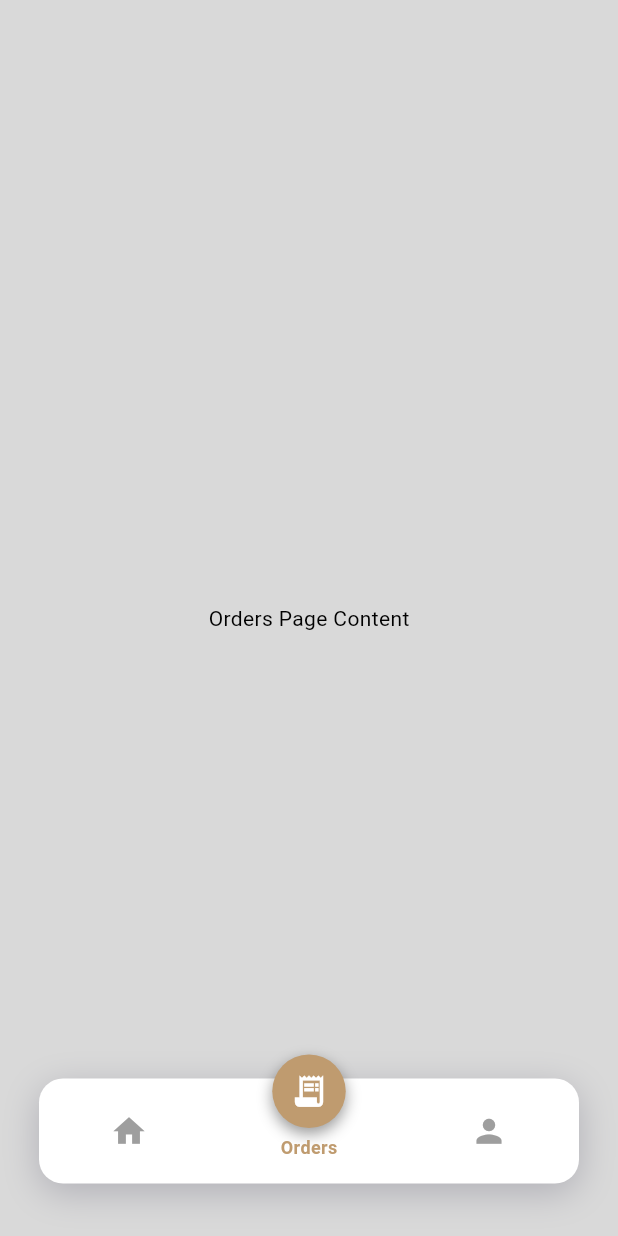
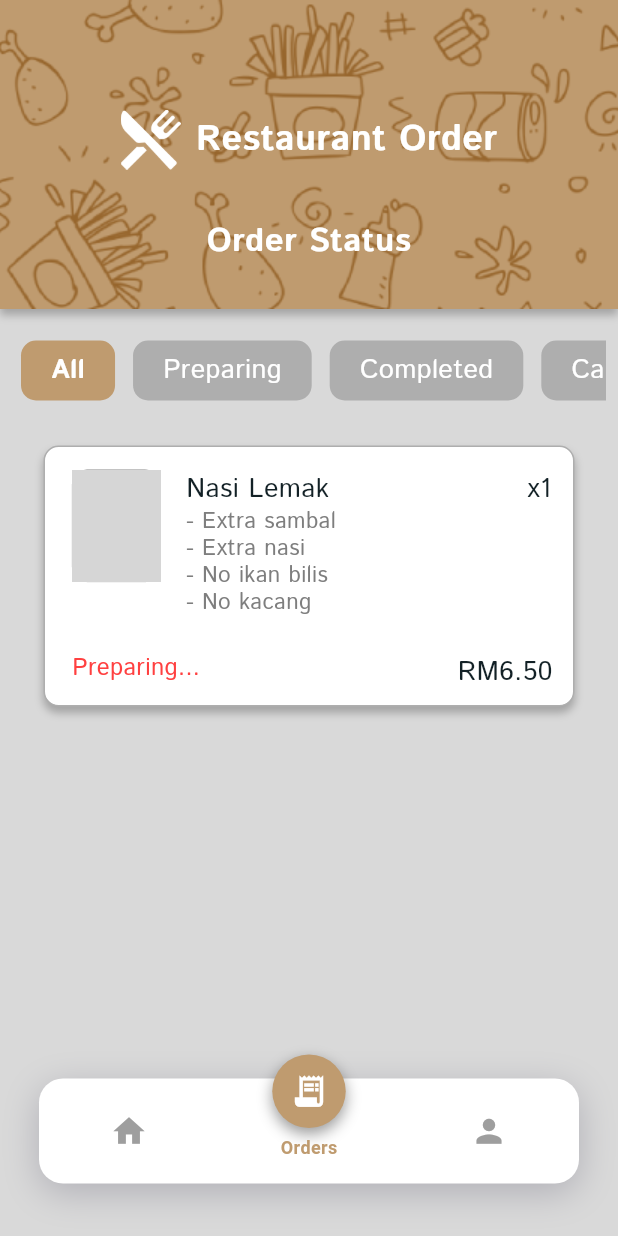
Before and after one commit to notSnova/restaurant_order_system, a Flutter app: the screen it shows after launch, item 2 of the bottom bar chosen, on a phone screen of 412 x 824 dp. Run offline on Flutter 3.47's test engine with Material 3 defaults, Android fonts, the light colour scheme and no system bars; network calls fail; grey boxes are pictures that could not be loaded.

Commit message:
order card + some ui fixes

```diff
--- a/lib/main.dart
+++ b/lib/main.dart
@@ -1,5 +1,6 @@
 import 'package:flutter/material.dart';
 import 'package:restaurant_order_system/pages/home_page.dart';
+import 'package:restaurant_order_system/pages/orders_page.dart';
 import 'package:restaurant_order_system/widgets/tab_bar.dart';
 
 void main() {
@@ -46,12 +47,7 @@ class _MainPageState extends State<MainPage> {
         bodyContent = HomePage(searchController: searchController);
         break;
       case 1:
-        bodyContent = Center(
-          child: Text(
-            'Orders Page Content',
-            style: TextStyle(color: Colors.black),
-          ),
-        );
+        bodyContent = OrdersPage();
         break;
       case 2:
         bodyContent = Center(
--- /dev/null
+++ b/lib/pages/orders_page.dart
@@ -0,0 +1,36 @@
+import 'package:flutter/material.dart';
+import 'package:restaurant_order_system/widgets/order_card.dart';
+import '../widgets/app_bar.dart';
+import '../widgets/category_selector.dart';
+
+import 'dart:developer';
+
+class OrdersPage extends StatelessWidget {
+  const OrdersPage({super.key});
+
+  @override
+  Widget build(BuildContext context) {
+    return ListView(
+      padding: EdgeInsets.zero,
+      children: [
+        // page title
+        CustomAppBar(showSearch: false, pageTitle: 'Order Status'),
+        const SizedBox(height: 16),
+
+        // category selector
+        CategorySelector(
+          categories: ['All', 'Preparing', 'Completed', 'Cancelled', 'History'],
+          onCategorySelected: (label) {
+            log('Selected: $label'); // access the label
+          },
+        ),
+        const SizedBox(height: 25),
+
+        // order card
+        SingleChildScrollView(
+          child: Column(children: [Center(child: OrderCard())]),
+        ),
+      ],
+    );
+  }
+}
--- a/lib/widgets/app_bar.dart
+++ b/lib/widgets/app_bar.dart
@@ -64,9 +64,7 @@ class CustomAppBar extends StatelessWidget {
                   decoration: BoxDecoration(
                     shape: BoxShape.rectangle,
                     image: DecorationImage(
-                      image: AssetImage(
-                        'assets/restaurant-logo-white.png',
-                      ), // Change to your image path
+                      image: AssetImage('assets/restaurant-logo-white.png'),
                       fit: BoxFit.cover,
                     ),
                   ),
@@ -133,13 +131,17 @@ class CustomAppBar extends StatelessWidget {
                         ),
                       ),
                     )
-                    : Text(
-                      pageTitle ?? '',
-                      textAlign: TextAlign.center,
-                      style: const TextStyle(
-                        color: Colors.white,
-                        fontSize: 20,
-                        fontWeight: FontWeight.w500,
+                    : Padding(
+                      padding: const EdgeInsets.only(top: 15.0),
+                      child: Text(
+                        pageTitle ?? '',
+                        textAlign: TextAlign.center,
+                        style: const TextStyle(
+                          color: Colors.white,
+                          fontSize: 22,
+                          fontWeight: FontWeight.w700,
+                          fontFamily: 'Istok Web',
+                        ),
                       ),
                     ),
           ),
--- /dev/null
+++ b/lib/widgets/order_card.dart
@@ -0,0 +1,125 @@
+import 'package:flutter/material.dart';
+
+class OrderCard extends StatelessWidget {
+  const OrderCard({super.key});
+
+  @override
+  Widget build(BuildContext context) {
+    return Container(
+      width: 354,
+      height: 174,
+      margin: const EdgeInsets.only(bottom: 12),
+      child: Stack(
+        children: [
+          Positioned(
+            left: 0,
+            top: 0,
+            child: Container(
+              width: 354,
+              height: 174,
+              decoration: ShapeDecoration(
+                color: Colors.white,
+                shape: RoundedRectangleBorder(
+                  side: BorderSide(width: 1, color: Color(0xFFAEAEAE)),
+                  borderRadius: BorderRadius.circular(10),
+                ),
+                shadows: [
+                  BoxShadow(
+                    color: Color(0x3F000000),
+                    blurRadius: 4,
+                    offset: Offset(0, 4),
+                    spreadRadius: 0,
+                  ),
+                ],
+              ),
+            ),
+          ),
+          Positioned(
+            left: 19,
+            top: 16,
+            child: Container(
+              width: 59,
+              height: 75,
+              decoration: ShapeDecoration(
+                image: DecorationImage(
+                  image: NetworkImage("https://placehold.co/59x75"),
+                  fit: BoxFit.cover,
+                ),
+                shape: RoundedRectangleBorder(
+                  side: BorderSide(width: 0.50, color: Color(0xFF7E7E7E)),
+                  borderRadius: BorderRadius.circular(10),
+                ),
+              ),
+            ),
+          ),
+          Positioned(
+            left: 95,
+            top: 16,
+            child: Text(
+              'Nasi Lemak',
+              style: TextStyle(
+                color: Color(0xFF132126),
+                fontSize: 18,
+                fontFamily: 'Istok Web',
+                fontWeight: FontWeight.w400,
+              ),
+            ),
+          ),
+          Positioned(
+            left: 322,
+            top: 16,
+            child: Text(
+              'x1',
+              style: TextStyle(
+                color: Color(0xFF132126),
+                fontSize: 18,
+                fontFamily: 'Istok Web',
+                fontWeight: FontWeight.w400,
+              ),
+            ),
+          ),
+          Positioned(
+            left: 95,
+            top: 42,
+            child: Text(
+              '- Extra sambal\n- Extra nasi\n- No ikan bilis\n- No kacang',
+              style: TextStyle(
+                color: Color(0xFF7E7E7E),
+                fontSize: 15,
+                fontFamily: 'Istok Web',
+                fontWeight: FontWeight.w400,
+                height: 1.20,
+              ),
+            ),
+          ),
+          Positioned(
+            left: 19,
+            top: 137,
+            child: Text(
+              'Preparing...',
+              style: TextStyle(
+                color: Color(0xFFFF4040),
+                fontSize: 16,
+                fontFamily: 'Istok Web',
+                fontWeight: FontWeight.w400,
+              ),
+            ),
+          ),
+          Positioned(
+            left: 276,
+            top: 138,
+            child: Text(
+              'RM6.50',
+              style: TextStyle(
+                color: Color(0xFF132126),
+                fontSize: 18,
+                fontFamily: 'Istok Web',
+                fontWeight: FontWeight.w400,
+              ),
+            ),
+          ),
+        ],
+      ),
+    );
+  }
+}
```
Also changed, not shown: lib/pages/home_page.dart (+1 -6 lines).
